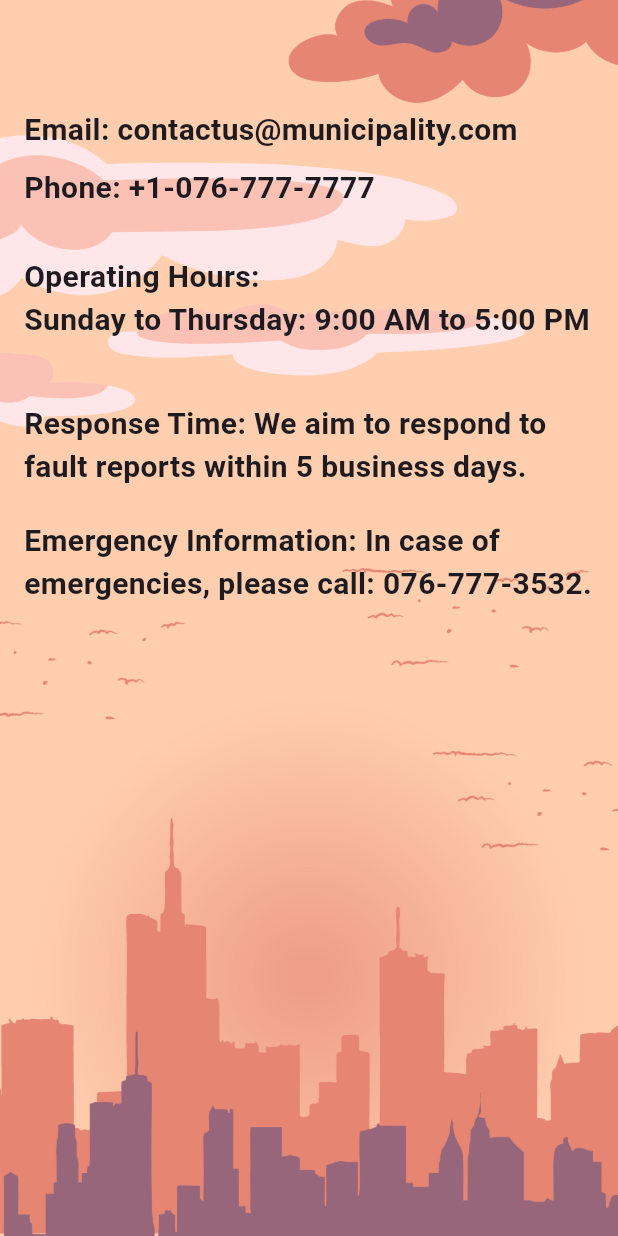
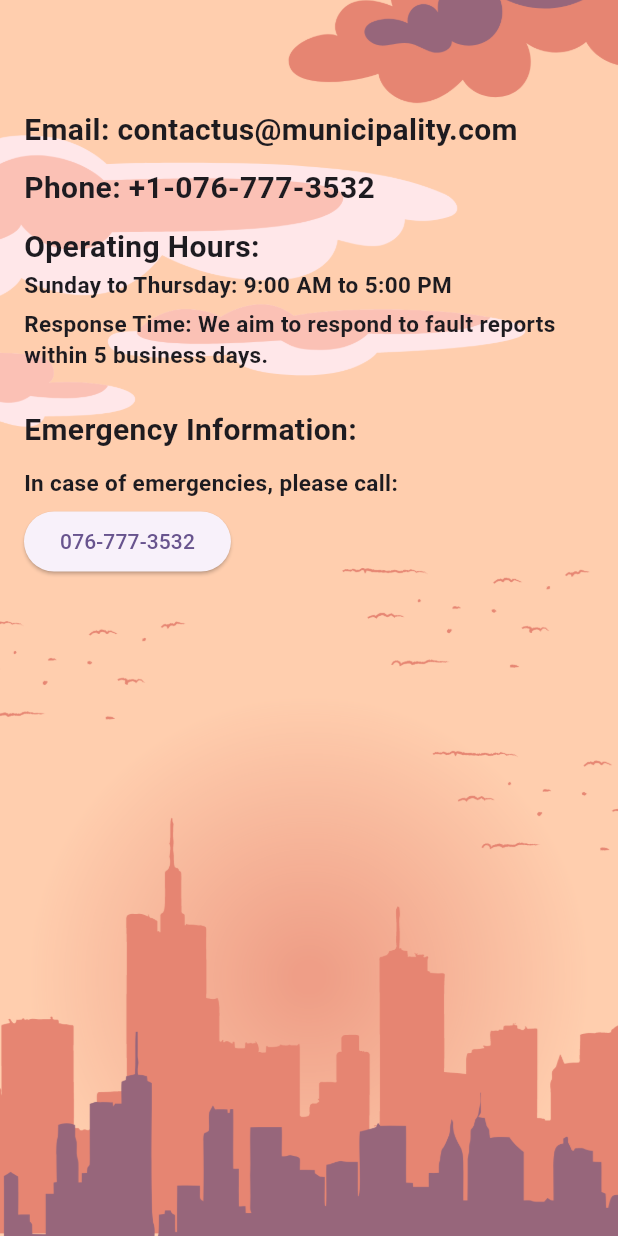
Before and after one commit to SondosAlnbary/final-project, a Flutter app: the ContactUsScreen screen opened directly, on a phone screen of 412 x 824 dp. Run offline on Flutter 3.47's test engine with Material 3 defaults, Android fonts, the phone set to English and light mode, and no system bars; our stand-ins replace cloud_firestore, firebase_auth, firebase_core, firebase_storage, font_awesome_flutter, image_picker; accounts and stored records are empty.

Commit message:
add anumber phone

```diff
--- a/lib/screens/ContactUs.dart
+++ b/lib/screens/ContactUs.dart
@@ -1,9 +1,11 @@
-// ignore_for_file: unused_import, file_names, use_key_in_widget_constructors, prefer_const_literals_to_create_immutables, prefer_const_constructors
-
 import 'package:flutter/material.dart';
-import 'package:final_project/screens/category_screen.dart';
+import 'package:url_launcher/url_launcher.dart';
 
 class ContactUsScreen extends StatelessWidget {
+  final String phoneNumber = '076-777-3532';
+  final String email = 'contactus@municipality.com';
+  final String emergencyPhoneNumber = '076-777-3532';
+
   @override
   Widget build(BuildContext context) {
     return Scaffold(
@@ -28,36 +30,54 @@ class ContactUsScreen extends StatelessWidget {
                 crossAxisAlignment: CrossAxisAlignment.start,
                 children: [
                   Text(
-                    'Email: contactus@municipality.com',
+                    'Email: $email',
                     style: TextStyle(fontSize: 20, fontWeight: FontWeight.bold),
                   ),
                   SizedBox(height: 10),
                   Text(
-                    'Phone: +1-076-777-7777',
+                    'Phone: +1-$phoneNumber',
                     style: TextStyle(fontSize: 20, fontWeight: FontWeight.bold),
                   ),
                   SizedBox(height: 10),
-                  SizedBox(height: 20),
                   Text(
                     'Operating Hours:',
                     style: TextStyle(fontSize: 20, fontWeight: FontWeight.bold),
                   ),
                   Text(
                     'Sunday to Thursday: 9:00 AM to 5:00 PM',
+                    style: TextStyle(fontSize: 15, fontWeight: FontWeight.bold),
+                  ),
+                  SizedBox(height: 5),
+                  Text(
+                    'Response Time: We aim to respond to fault reports within 5 business days.',
+                    style: TextStyle(fontSize: 15, fontWeight: FontWeight.bold),
+                  ),
+                  SizedBox(height: 25),
+                  Text(
+                    'Emergency Information:',
                     style: TextStyle(fontSize: 20, fontWeight: FontWeight.bold),
                   ),
-                  SizedBox(height: 20),
-                  SizedBox(height: 20),
+                  SizedBox(height: 10),
                   Text(
-                    'Response Time: We aim to respond to fault reports within 5 business days.',
-                    style: TextStyle(fontSize: 20, fontWeight: FontWeight.bold),
+                    'In case of emergencies, please call:',
+                    style: TextStyle(fontSize: 15, fontWeight: FontWeight.bold),
                   ),
-                  SizedBox(height: 20),
-                  Text(
-                    'Emergency Information: In case of emergencies, please call: 076-777-3532.',
-                    style: TextStyle(fontSize: 20, fontWeight: FontWeight.bold),
+                  SizedBox(height: 5),
+                  ElevatedButton(
+                    onPressed: () async {
+                      final phoneUri = Uri.parse('tel:$emergencyPhoneNumber');
+                      if (await canLaunchUrl(phoneUri)) {
+                        await launchUrl(phoneUri);
+                      } else {
+                        ScaffoldMessenger.of(context).showSnackBar(
+                          SnackBar(
+                              content: Text(
+                                  'Could not launch $emergencyPhoneNumber')),
+                        );
+                      }
+                    },
+                    child: Text(emergencyPhoneNumber),
                   ),
-                  SizedBox(height: 20),
                 ],
               ),
             ),
--- a/pubspec.yaml
+++ b/pubspec.yaml
@@ -39,6 +39,7 @@ dependencies:
   font_awesome_flutter: ^10.3.0
   image_picker: ^1.1.2
   firebase_storage: ^11.7.7
+  url_launcher: ^6.3.0
 
 dev_dependencies:
   flutter_test:
```
Also changed, not shown: pubspec.lock, 6 other files.
